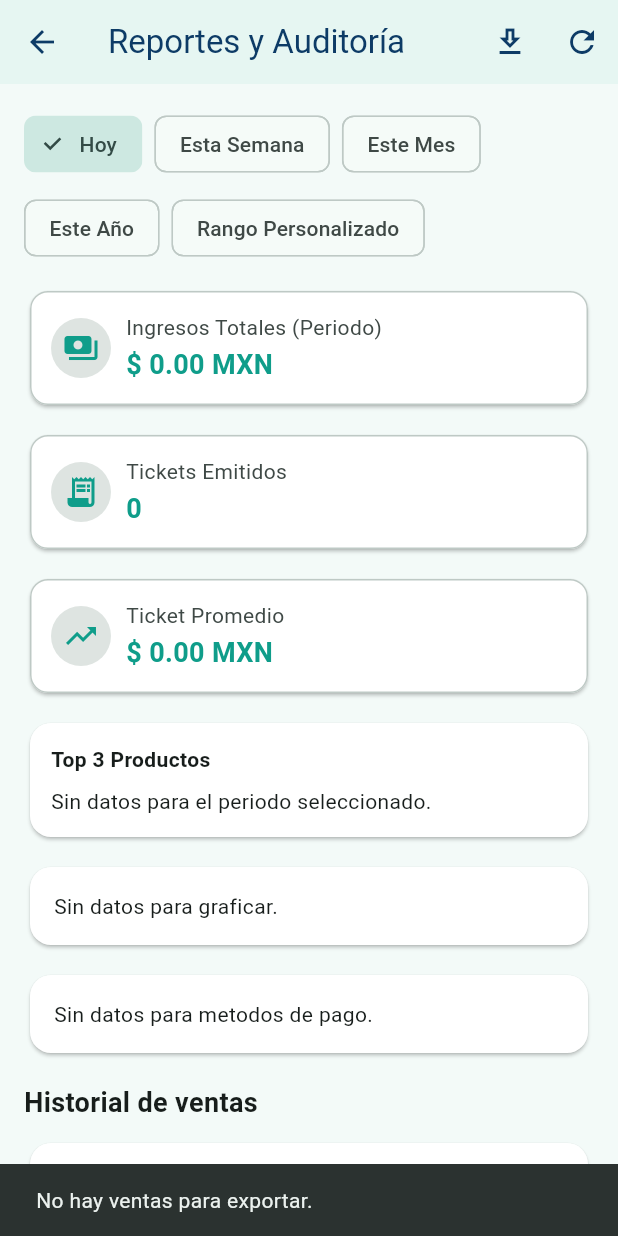
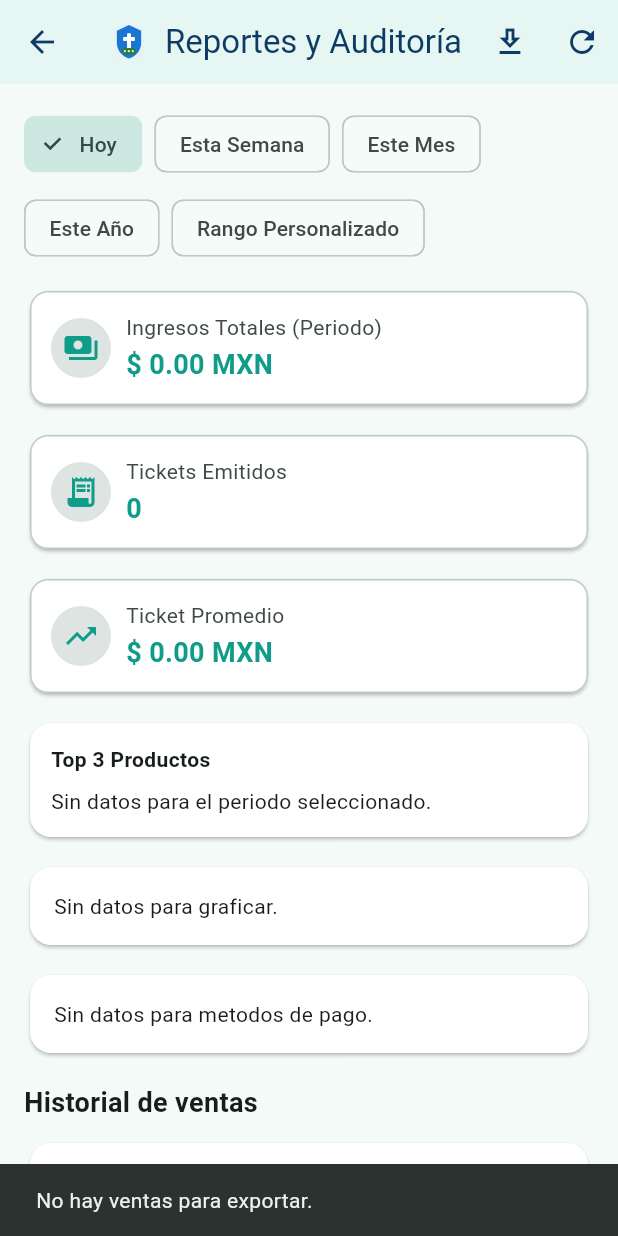
Before and after one commit to ADanicode/Farmacia-POS-AWOS, a Flutter app: the ReportesPage screen opened directly with empty values, after a tap on the "download" icon, on a phone screen of 412 x 824 dp. Run offline on Flutter 3.47's test engine with Material 3 defaults, Android fonts, the phone set to English and light mode, and no system bars; our stand-ins replace cloud_firestore, csv, dio, equatable, firebase_auth, firebase_core and 11 more; missing offline and left inert: syncfusion_flutter_xlsio, syncfusion_officechart, universal_html; accounts and stored records are empty; network calls fail; project files that could hold a hidden picture were left out.

Commit message:
add corporate svg logo and xlsx report exporter

```diff
--- a/frontend-flutter/farmacia_pos_awos/lib/features/reportes/presentation/pages/reportes_page.dart
+++ b/frontend-flutter/farmacia_pos_awos/lib/features/reportes/presentation/pages/reportes_page.dart
@@ -1,8 +1,10 @@
 import 'dart:math';
+import 'dart:typed_data';
 
 import 'package:fl_chart/fl_chart.dart';
 import 'package:flutter/material.dart';
 import 'package:flutter_bloc/flutter_bloc.dart';
+import 'package:farmacia_pos_awos/presentation/widgets/farmacia_logo.dart';
 
 import '../../../../core/di/injection_container.dart';
 import '../../../auth/presentation/bloc/auth_bloc.dart';
@@ -11,6 +13,7 @@ import '../../../pos/presentation/widgets/ticket_preview_dialog.dart';
 import '../../data/repositories/reportes_repository.dart';
 import '../../domain/entities/reporte_turno.dart';
 import '../../domain/entities/venta_reporte.dart';
+import '../utils/excel_report_generator.dart';
 import '../utils/report_exporter.dart';
 
 enum _PeriodoFiltro { hoy, semana, mes, anio, personalizado }
@@ -29,6 +32,7 @@ class ReportesPage extends StatefulWidget {
 
 class _ReportesPageState extends State<ReportesPage> {
   final ReportesRepository _reportesRepository = sl<ReportesRepository>();
+  final ExcelReportGenerator _excelGenerator = ExcelReportGenerator();
 
   ReporteTurno _reporte = ReporteTurno.empty();
   bool _loading = true;
@@ -160,11 +164,18 @@ class _ReportesPageState extends State<ReportesPage> {
       return;
     }
 
+    try {
       final String timestamp = DateTime.now().millisecondsSinceEpoch.toString();
       final String fileName = 'reporte_ventas_$timestamp';
-    final String? filePath = await exportVentasCsv(
+      final Uint8List reportBytes = await _excelGenerator.generateVentasXlsx(
         ventas: _ventas,
+      );
+      final String? filePath = await saveReportFile(
+        bytes: reportBytes,
         fileName: fileName,
+        extension: 'xlsx',
+        mimeType:
+            'application/vnd.openxmlformats-officedocument.spreadsheetml.sheet',
       );
 
       if (!mounted) {
@@ -172,9 +183,17 @@ class _ReportesPageState extends State<ReportesPage> {
       }
 
       final String msg = filePath == null
-        ? 'Reporte CSV descargado.'
-        : 'Reporte CSV guardado en: $filePath';
+          ? 'Reporte Excel descargado.'
+          : 'Reporte Excel guardado en: $filePath';
       ScaffoldMessenger.of(context).showSnackBar(SnackBar(content: Text(msg)));
+    } catch (_) {
+      if (!mounted) {
+        return;
+      }
+      ScaffoldMessenger.of(context).showSnackBar(
+        const SnackBar(content: Text('No se pudo generar el reporte Excel.')),
+      );
+    }
   }
 
   double _kFormatter(double value) {
@@ -902,17 +921,24 @@ class _ReportesPageState extends State<ReportesPage> {
 
     return Scaffold(
       appBar: AppBar(
-        title: const Text('Reportes y Auditoría'),
+        title: const Row(
+          mainAxisSize: MainAxisSize.min,
+          children: <Widget>[
+            FarmaciaLogo(width: 28, height: 28),
+            SizedBox(width: 10),
+            Text('Reportes y Auditoría'),
+          ],
+        ),
         actions: <Widget>[
           if (MediaQuery.of(context).size.width > 800)
             TextButton.icon(
               onPressed: _onExportarReporte,
               icon: const Icon(Icons.download_outlined),
-              label: const Text('Exportar Reporte (CSV)'),
+              label: const Text('Exportar Reporte (Excel)'),
             )
           else
             IconButton(
-              tooltip: 'Exportar CSV',
+              tooltip: 'Exportar Excel',
               onPressed: _onExportarReporte,
               icon: const Icon(Icons.download_outlined),
             ),
--- /dev/null
+++ b/frontend-flutter/farmacia_pos_awos/lib/presentation/widgets/farmacia_logo.dart
@@ -0,0 +1,33 @@
+import 'package:flutter/material.dart';
+import 'package:flutter_svg/flutter_svg.dart';
+
+const String farmaciaLogoSvg = '''
+<svg width="256" height="256" viewBox="0 0 256 256" fill="none" xmlns="http://www.w3.org/2000/svg">
+  <rect x="40" y="18" width="176" height="220" rx="64" fill="#E8F2FB"/>
+  <path d="M128 24L202 60V132C202 177 171 216 128 228C85 216 54 177 54 132V60L128 24Z" fill="#1976D2"/>
+  <rect x="116" y="74" width="24" height="96" rx="6" fill="#FFFFFF"/>
+  <rect x="92" y="98" width="72" height="24" rx="6" fill="#FFFFFF"/>
+  <path d="M86 184C86 173 95 164 106 164H150C161 164 170 173 170 184C170 195 161 204 150 204H106C95 204 86 195 86 184Z" fill="#2E7D32"/>
+  <circle cx="103" cy="184" r="7" fill="#FFFFFF" fill-opacity="0.85"/>
+  <circle cx="127" cy="184" r="7" fill="#FFFFFF" fill-opacity="0.85"/>
+  <circle cx="151" cy="184" r="7" fill="#FFFFFF" fill-opacity="0.85"/>
+</svg>
+''';
+
+class FarmaciaLogo extends StatelessWidget {
+  final double width;
+  final double height;
+
+  const FarmaciaLogo({super.key, this.width = 34, this.height = 34});
+
+  @override
+  Widget build(BuildContext context) {
+    return SvgPicture.string(
+      farmaciaLogoSvg,
+      width: width,
+      height: height,
+      fit: BoxFit.contain,
+      semanticsLabel: 'Farmacia POS AWOS',
+    );
+  }
+}
--- a/frontend-flutter/farmacia_pos_awos/pubspec.yaml
+++ b/frontend-flutter/farmacia_pos_awos/pubspec.yaml
@@ -42,10 +42,13 @@ dependencies:
   google_sign_in: ^6.2.1
   flutter_animate: ^4.5.2
   lottie: ^3.1.2
+  flutter_svg: ^2.0.10+1
   pdf: ^3.11.1
   printing: ^5.13.4
   fl_chart: ^0.69.0
   csv: ^6.0.0
+  syncfusion_flutter_xlsio: ^29.2.11
+  syncfusion_officechart: ^29.2.11
   universal_html: ^2.2.4
   path_provider: ^2.1.4
   sign_in_button: ^3.2.0
```
Also changed, not shown: frontend-flutter/farmacia_pos_awos/lib/features/pos/presentation/pages/pos_page.dart (+19 -1 lines), frontend-flutter/farmacia_pos_awos/lib/features/reportes/presentation/utils/excel_report_generator.dart (added, +188 -0 lines), frontend-flutter/farmacia_pos_awos/lib/features/reportes/presentation/utils/report_exporter.dart (+15 -0 lines), frontend-flutter/farmacia_pos_awos/lib/features/reportes/presentation/utils/report_exporter_io.dart (+13 -0 lines), frontend-flutter/farmacia_pos_awos/lib/features/reportes/presentation/utils/report_exporter_stub.dart (+10 -0 lines), frontend-flutter/farmacia_pos_awos/lib/features/reportes/presentation/utils/report_exporter_web.dart (+16 -0 lines), frontend-flutter/farmacia_pos_awos/pubspec.lock. Lines whose indentation alone changed are shown as unchanged.
